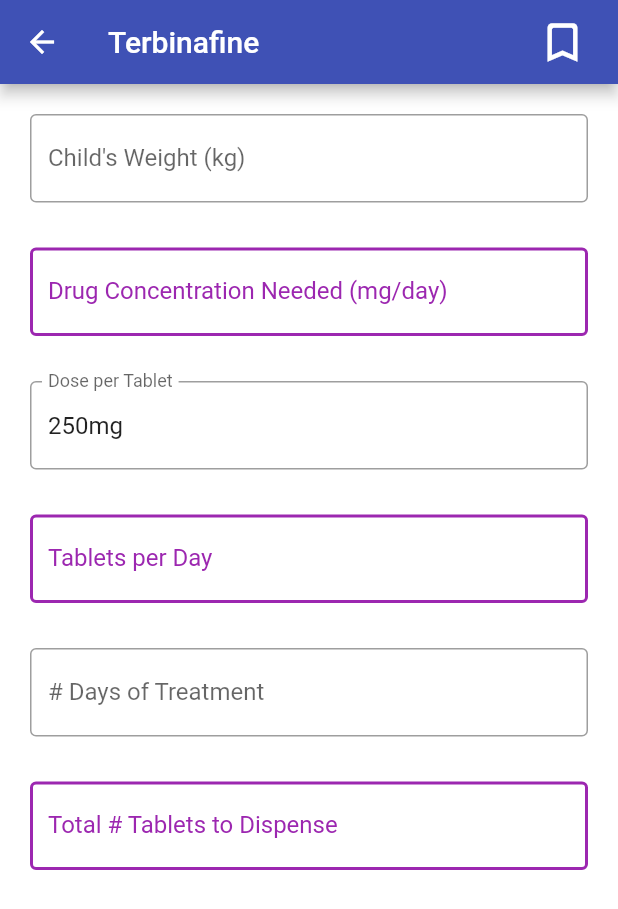
After one commit to CSCIX691DAL/Application-for-Dosing-of-Pediat, a Flutter app: the Med16 screen opened by its route, on a phone screen of 412 x 824 dp. The commit adds this screen. Shown: the top 909 px of the screen. Run offline on Flutter 3.47's test engine with Material 2 defaults, Android fonts, the phone set to English and light mode, and no system bars.

Commit message:
Working form completed for Medicing 16 (terbinifine)

```diff
--- a/dosing_app/lib/main.dart
+++ b/dosing_app/lib/main.dart
@@ -8,6 +8,7 @@ import 'medications/med_5.dart';
 import 'medications/med_9.dart';
 import 'medications/med_11.dart';
 import 'medications/med_15.dart';
+import 'medications/med_16.dart';
 
 void main() {
   // myApp was const
@@ -167,6 +168,10 @@ class MyApp extends StatelessWidget {
               index: 14,
               medications: medications,
               favMedications: favMedications),
+          '/med16': (context) => Med16(
+              index: 15,
+              medications: medications,
+              favMedications: favMedications),
         }
         // home: const HomePage(),
         );
--- /dev/null
+++ b/dosing_app/lib/medications/med_16.dart
@@ -0,0 +1,265 @@
+import 'package:flutter/material.dart';
+import 'package:flutter/services.dart';
+import 'package:flutter/widgets.dart';
+
+class Med16 extends StatefulWidget {
+  Med16(
+      {Key? key,
+      required this.index,
+      required this.medications,
+      required this.favMedications})
+      : super(key: key);
+
+  dynamic index;
+  dynamic medications;
+  dynamic favMedications;
+
+  @override
+  _Med16State createState() => _Med16State();
+}
+
+class _Med16State extends State<Med16> {
+  TextEditingController concentrationNeededText = TextEditingController();
+  TextEditingController dosePerTabletText = TextEditingController();
+  TextEditingController tabletsPerDayText = TextEditingController();
+  TextEditingController tabletsDispenseText = TextEditingController();
+
+  double childWeight = 0;
+  double drugConcentration = 0;
+  double dosePerTablet =250;
+  double tabletsPerDay = 0;
+  double daysTreatment = 0;
+  double tabletsDispense = 0;
+  int numTabsNeeded = 0;
+
+
+  int mgPerTablet = 10;
+
+  // Handle closing the keyboard when use taps anywhere else on the screen
+  late FocusNode myFocusNode;
+
+  @override
+  void initState() {
+    super.initState();
+    myFocusNode = FocusNode();
+  }
+
+  @override
+  void dispose() {
+    myFocusNode.dispose();
+    super.dispose();
+  }
+
+  // Functions for each output field
+  void calcDrugConcentration() {
+    if(childWeight >= 10 && childWeight <= 19.99){
+      drugConcentration = 62.5;
+    }
+    else if(childWeight >= 20 && childWeight <= 39.99){
+      drugConcentration = 125;
+    }
+    else{
+      drugConcentration = 250;
+    }
+    concentrationNeededText.text = (drugConcentration).toStringAsFixed(2) +
+        "mg/day"; // handle null and String
+  }
+
+  void calcDosePerTablet() {
+    dosePerTabletText.text = (dosePerTablet).toStringAsFixed(0) +
+        "mg"; // handle null and String
+  }
+
+  void calcTabletsPerDay() {
+    tabletsPerDay = drugConcentration/dosePerTablet;
+
+    tabletsPerDayText.text = (tabletsPerDay).toStringAsFixed(2) +
+    " tablet(s)"; // handle null and String
+  }
+
+  void calcTabletsToDispense() {
+    tabletsDispense = tabletsPerDay*daysTreatment;
+
+    tabletsDispenseText.text = (tabletsDispense).toStringAsFixed(0) +
+        " tablet(s)"; // handle null and String
+  }
+
+  @override
+  Widget build(BuildContext context) {
+    Map medication = widget.medications[widget.index];
+    bool isFavourited = widget.favMedications.contains(medication);
+
+    return GestureDetector(
+        onTap: () {
+          FocusScopeNode currentFocus = FocusScope.of(context);
+
+          if (!currentFocus.hasPrimaryFocus) {
+            currentFocus.unfocus();
+          }
+        },
+        child: Scaffold(
+          appBar: AppBar(
+            title: Text(medication['name']),
+            actions: <Widget>[
+              Padding(
+                  padding: const EdgeInsets.only(right: 20.0),
+                  child: GestureDetector(
+                      onTap: () {
+                        setState(() {
+                          if (isFavourited) {
+                            widget.favMedications.remove(medication);
+                          } else {
+                            widget.favMedications.add(medication);
+                          }
+                        });
+                      },
+                      child: Icon(
+                        isFavourited
+                            ? Icons.bookmark
+                            : Icons.bookmark_outline_rounded,
+                        size: 34,
+                        // color: isFavourited ? Colors,
+                      )))
+            ],
+          ),
+          backgroundColor: Colors.white, //page background color
+
+          body: SingleChildScrollView(
+            child: Column(
+              children: [
+                // Child's weight input field
+                Padding(
+                  padding: const EdgeInsets.only(
+                      left: 20, right: 20, top: 20, bottom: 0),
+                  child: TextField(
+                      keyboardType:
+                      const TextInputType.numberWithOptions(
+                          decimal: true),
+                      decoration: const InputDecoration(
+                        border: OutlineInputBorder(),
+                        labelText: "Child's Weight (kg)",
+                        hintText: "Child's Weight (kg)",
+                      ),
+                      onChanged: (value) {
+                        final x = double.tryParse(value);
+                        setState(() {
+                          childWeight = x ?? 0;
+                          calcDrugConcentration();
+                          calcDosePerTablet();
+                          calcTabletsPerDay();
+                        });
+                      }),
+                ),
+                // Drug Concentration Needed output field
+                Padding(
+                  padding: const EdgeInsets.only(
+                      left: 20, right: 20, top: 30, bottom: 0),
+                  child: TextField(
+                    controller: concentrationNeededText,
+                    readOnly: true,
+                    decoration: const InputDecoration(
+                        border: OutlineInputBorder(),
+                        enabledBorder: OutlineInputBorder(
+                          borderSide:
+                              BorderSide(color: Colors.purple, width: 2.0),
+                        ),
+                        focusedBorder: OutlineInputBorder(
+                          borderSide:
+                              BorderSide(color: Colors.purple, width: 2.0),
+                        ),
+                        labelText: "Drug Concentration Needed (mg/day)",
+                        hintText: "0mg/day",
+                        labelStyle: TextStyle(color: Colors.purple)),
+                  ),
+                ),
+
+                // Num mg per tablet
+                Padding(
+                  padding: const EdgeInsets.only(
+                      left: 20, right: 20, top: 30, bottom: 0),
+                  child: TextFormField(
+                    initialValue:
+                    dosePerTablet.toStringAsFixed(0) + "mg",
+                    readOnly: true,
+                    decoration: const InputDecoration(
+                      border: OutlineInputBorder(),
+                      labelText: "Dose per Tablet",
+                      hintText: "Dose per Tablet",
+                    ),
+                  ),
+                ),
+                // tablets per Day output field
+                Padding(
+                  padding: const EdgeInsets.only(
+                      left: 20, right: 20, top: 30, bottom: 0),
+                  child: TextField(
+                    controller: tabletsPerDayText,
+                    readOnly: true,
+                    decoration: const InputDecoration(
+                      border: OutlineInputBorder(),
+                      enabledBorder: OutlineInputBorder(
+                        borderSide:
+                            BorderSide(color: Colors.purple, width: 2.0),
+                      ),
+                      focusedBorder: OutlineInputBorder(
+                        borderSide:
+                            BorderSide(color: Colors.purple, width: 2.0),
+                      ),
+                      labelText: "Tablets per Day",
+                      hintText: '0 tablets',
+                      labelStyle: TextStyle(color: Colors.purple),
+                    ),
+                  ),
+                ),
+                // Days Treatment input field
+                Padding(
+                  padding: const EdgeInsets.only(
+                      left: 20, right: 20, top: 30, bottom: 0),
+                  child: TextField(
+                      keyboardType:
+                      const TextInputType.numberWithOptions(
+                          decimal: true),
+                      decoration: const InputDecoration(
+                        border: OutlineInputBorder(),
+                        labelText: "# Days of Treatment",
+                        hintText: "# Days of Treatment",
+                      ),
+                      onChanged: (value) {
+                        final x = double.tryParse(value);
+                        setState(() {
+                          daysTreatment = x ?? 0;
+                          calcTabletsToDispense();
+                        });
+                      }),
+                ),
+                // Total # Tablets to Dispense output field
+                Padding(
+                  padding: const EdgeInsets.only(
+                      left: 20, right: 20, top: 30, bottom: 0),
+                  child: TextField(
+                    controller: tabletsDispenseText,
+                    readOnly: true,
+                    decoration: const InputDecoration(
+                      border: OutlineInputBorder(),
+                      enabledBorder: OutlineInputBorder(
+                        borderSide:
+                        BorderSide(color: Colors.purple, width: 2.0),
+                      ),
+                      focusedBorder: OutlineInputBorder(
+                        borderSide:
+                        BorderSide(color: Colors.purple, width: 2.0),
+                      ),
+                      labelText: "Total # Tablets to Dispense",
+                      hintText: '0 tablets',
+                      labelStyle: TextStyle(color: Colors.purple),
+                    ),
+                  ),
+                ),
+
+
+              ],
+            ),
+          ),
+        ));
+  }
+}
```
